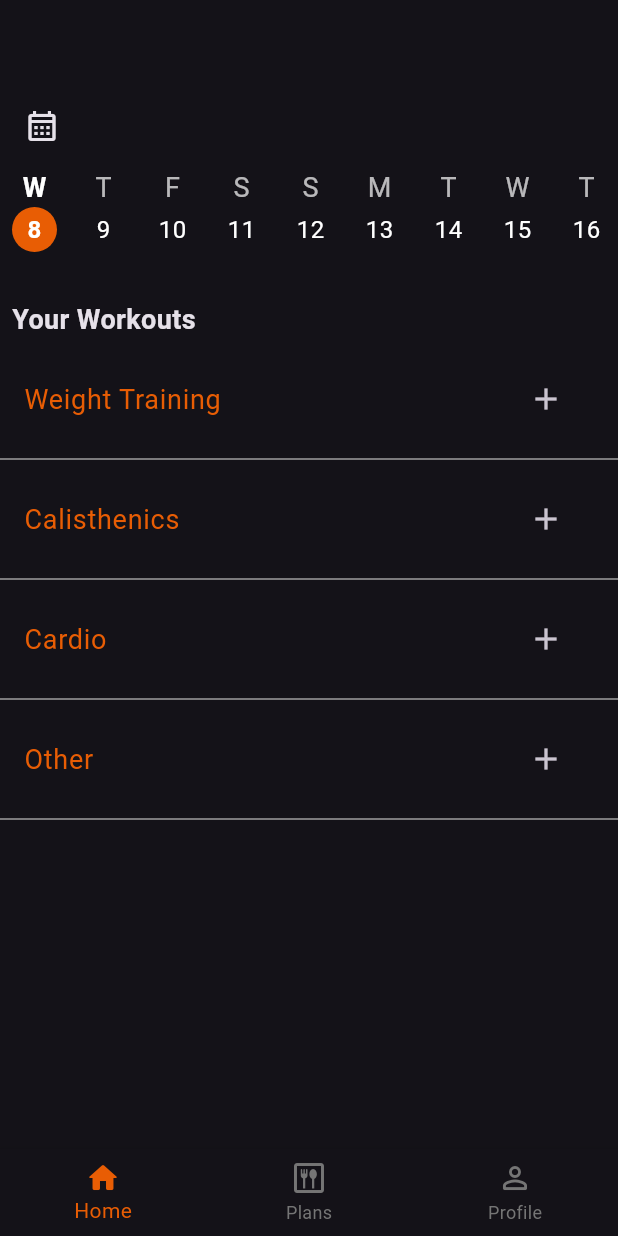
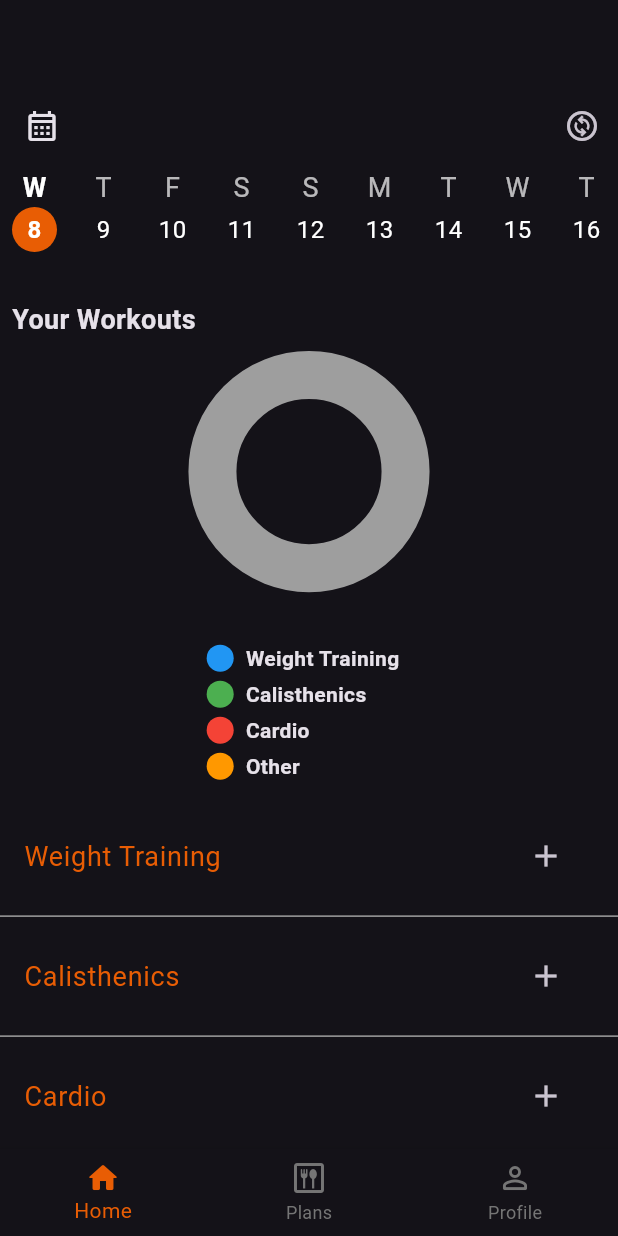
Before and after one commit to Alanvnorcott/GymTrack, a Flutter app: the SimpleBottomNavigation screen opened directly, after a tap on an icon or button, on a phone screen of 412 x 824 dp. Run offline on Flutter 3.47's test engine with Material 3 defaults, Android fonts, the phone set to English and light mode, and no system bars; drawn by our look-alikes of pie_chart; our stand-ins replace concentric_transition, image_picker, shared_preferences, sqflite, table_calendar; missing offline and left inert: mailer; accounts and stored records are empty.

Commit message:
I think i'm done???

```diff
--- a/lib/home_page.dart
+++ b/lib/home_page.dart
@@ -5,6 +5,7 @@ import 'calendar_page.dart';
 import 'workout_select.dart';
 import 'workout_details.dart';
 import 'database_helper.dart';
+import 'package:pie_chart/pie_chart.dart'; // Importing the pie_chart package
 
 class HomePage extends StatefulWidget {
   final DateTime selectedDate;
@@ -19,6 +20,7 @@ class HomePage extends StatefulWidget {
 class _HomePageState extends State<HomePage> {
   late DateTime selectedDate;
   final DatabaseHelper _databaseHelper = DatabaseHelper();
+  bool useKilograms = true;
 
   @override
   void initState() {
@@ -46,12 +48,10 @@ class _HomePageState extends State<HomePage> {
     }
 
     setState(() {
-      // Assign the loaded workouts map to the widget's workoutsMap
       widget.workoutsMap.clear();
       widget.workoutsMap.addAll(loadedWorkoutsMap);
     });
   }
-
 
   Future<void> _saveWorkoutsToDatabase() async {
     for (final entry in widget.workoutsMap.entries) {
@@ -72,15 +72,11 @@ class _HomePageState extends State<HomePage> {
         };
       }
 
-      // Add the workout to the respective category
       widget.workoutsMap[selectedDate]?[category]?.add(workout);
 
-      // Save the workouts to the database
       _saveWorkoutsToDatabase();
     });
   }
-
-
 
   void _deleteWorkout(Workout workout) {
     setState(() {
@@ -91,6 +87,22 @@ class _HomePageState extends State<HomePage> {
       }
       _saveWorkoutsToDatabase();
     });
+  }
+
+  // Function to calculate workout breakdown for pie chart
+  Map<String, double> calculateWorkoutBreakdown() {
+    Map<String, double> breakdown = {
+      'Weight Training': 0,
+      'Calisthenics': 0,
+      'Cardio': 0,
+      'Other': 0,
+    };
+
+    widget.workoutsMap[selectedDate]?.forEach((category, workouts) {
+      breakdown[category] = workouts.length.toDouble();
+    });
+
+    return breakdown;
   }
 
   @override
@@ -122,6 +134,16 @@ class _HomePageState extends State<HomePage> {
             }
           },
         ),
+        actions: [
+          IconButton(
+            icon: Icon(Icons.change_circle_outlined),
+            onPressed: () {
+              setState(() {
+                useKilograms = !useKilograms;
+              });
+            },
+          ),
+        ],
       ),
       body: Column(
         crossAxisAlignment: CrossAxisAlignment.start,
@@ -136,14 +158,42 @@ class _HomePageState extends State<HomePage> {
           ),
           Expanded(
             child: ListView(
-              children: widget.workoutsMap[selectedDate]?.keys.map((title) {
+              children: [
+                // Pie chart showing workout breakdown
+                Padding(
+                  padding: const EdgeInsets.all(8.0),
+                  child: PieChart(
+                    dataMap: calculateWorkoutBreakdown(),
+                    chartType: ChartType.ring,
+                    colorList: [
+                      Colors.blue,
+                      Colors.green,
+                      Colors.red,
+                      Colors.orange,
+                    ],
+                    chartRadius: MediaQuery.of(context).size.width / 3.2,
+                    ringStrokeWidth: 32,
+                    legendOptions: LegendOptions(
+                      showLegends: true,
+                      legendPosition: LegendPosition.bottom,
+                      legendTextStyle: TextStyle(
+                        fontWeight: FontWeight.bold,
+                        fontSize: 14,
+                      ),
+                    ),
+                  ),
+                ),
+                // Workout sections
+                ...widget.workoutsMap[selectedDate]?.keys.map((title) {
                   return WorkoutSection(
                     title: title,
                     workouts: widget.workoutsMap[selectedDate]?[title] ?? [],
                     onAddWorkout: _addWorkout,
                     onDeleteWorkout: _deleteWorkout,
+                    useKilograms: useKilograms,
                   );
                 }).toList() ?? [],
+              ],
             ),
           ),
         ],
@@ -221,8 +271,9 @@ class _HomePageState extends State<HomePage> {
 class WorkoutSection extends StatefulWidget {
   final String title;
   final List<Workout> workouts;
-  final Function(Workout, String) onAddWorkout; // Modify to accept both arguments
+  final Function(Workout, String) onAddWorkout;
   final Function(Workout) onDeleteWorkout;
+  final bool useKilograms;
 
   const WorkoutSection({
     Key? key,
@@ -230,17 +281,18 @@ class WorkoutSection extends StatefulWidget {
     required this.workouts,
     required this.onAddWorkout,
     required this.onDeleteWorkout,
+    required this.useKilograms,
   }) : super(key: key);
 
   @override
   _WorkoutSectionState createState() => _WorkoutSectionState();
 }
 
-
 class _WorkoutSectionState extends State<WorkoutSection> {
   String workoutName = '';
   int reps = 0;
   int sets = 0;
+  double weight = 0.0;
 
   @override
   Widget build(BuildContext context) {
@@ -258,7 +310,7 @@ class _WorkoutSectionState extends State<WorkoutSection> {
               IconButton(
                 icon: Icon(Icons.add),
                 onPressed: () {
-                  _showAddWorkoutModal(context, widget.title); // Pass category here
+                  _showAddWorkoutModal(context, widget.title);
                 },
               ),
             ],
@@ -277,7 +329,12 @@ class _WorkoutSectionState extends State<WorkoutSection> {
                   children: [
                     Expanded(child: Text(workout.name)),
                     SizedBox(width: 16),
-                    Text('Reps: ${workout.reps}, Sets: ${workout.sets}'),
+                    Text('Reps: ${workout.reps}, Sets: ${workout
+                        .sets}, Weight: ${widget.useKilograms ? workout
+                        .weightInKg.toStringAsFixed(0) : workout.weightInLb
+                        .toStringAsFixed(0)} ${widget.useKilograms
+                        ? 'KG'
+                        : 'LB'}'),
                     IconButton(
                       icon: Icon(Icons.remove_outlined),
                       onPressed: () {
@@ -293,13 +350,26 @@ class _WorkoutSectionState extends State<WorkoutSection> {
     );
   }
 
+  void _showAddWorkoutModal(BuildContext context, String category) {
+    String workoutName = '';
+    int reps = 0;
+    int sets = 0;
+    double weight = 0.0;
 
-  void _showAddWorkoutModal(BuildContext context, String category) { // Accept category parameter
     showModalBottomSheet(
       context: context,
       builder: (context) {
-        return Container(
-          padding: EdgeInsets.all(16.0),
+        return SingleChildScrollView(
+          child: Container(
+            padding: EdgeInsets.only(
+              bottom: MediaQuery
+                  .of(context)
+                  .viewInsets
+                  .bottom + 16.0,
+              left: 16.0,
+              right: 16.0,
+              top: 16.0,
+            ),
             child: Column(
               mainAxisSize: MainAxisSize.min,
               crossAxisAlignment: CrossAxisAlignment.start,
@@ -311,14 +381,13 @@ class _WorkoutSectionState extends State<WorkoutSection> {
                 SizedBox(height: 8),
                 TextField(
                   onChanged: (value) {
-                  setState(() {
                     workoutName = value;
-                  });
                   },
                   decoration: InputDecoration(
                     hintText: 'Enter workout name',
                   ),
                 ),
+                if (reps != 0)
                   SizedBox(height: 16),
                 Text(
                   'Reps:',
@@ -328,11 +397,10 @@ class _WorkoutSectionState extends State<WorkoutSection> {
                 TextFormField(
                   keyboardType: TextInputType.number,
                   onChanged: (value) {
-                  setState(() {
                     reps = int.tryParse(value) ?? 0;
-                  });
                   },
                 ),
+                if (sets != 0)
                   SizedBox(height: 16),
                 Text(
                   'Sets:',
@@ -342,23 +410,43 @@ class _WorkoutSectionState extends State<WorkoutSection> {
                 TextFormField(
                   keyboardType: TextInputType.number,
                   onChanged: (value) {
-                  setState(() {
                     sets = int.tryParse(value) ?? 0;
-                  });
                   },
+                ),
+                if (weight != 0.0)
+                  SizedBox(height: 16),
+                Text(
+                  'Weight (${widget.useKilograms ? 'KG' : 'LB'}):',
+                  style: TextStyle(fontSize: 18),
+                ),
+                SizedBox(height: 8),
+                TextFormField(
+                  keyboardType: TextInputType.number,
+                  onChanged: (value) {
+                    weight = double.tryParse(value) ?? 0.0;
+                  },
+                  decoration: InputDecoration(
+                    hintText: 'Enter weight',
+                    suffix: Text(widget.useKilograms ? 'KG' : 'LB'),
+                  ),
                 ),
                 SizedBox(height: 16),
                 ElevatedButton(
                   onPressed: () {
-                  if (workoutName.isNotEmpty && reps > 0 && sets > 0) {
+                    if (workoutName.isNotEmpty) {
                       Workout workout = Workout(
                         name: workoutName,
                         reps: reps,
                         sets: sets,
                         intensity: 0,
                         date: DateTime.now(),
+                        weightInKg: widget.useKilograms ? weight : weight /
+                            2.20462,
+                        weightInLb: widget.useKilograms
+                            ? weight * 2.20462
+                            : weight,
                       );
-                    widget.onAddWorkout(workout, category); // Pass both workout and category here
+                      widget.onAddWorkout(workout, category);
                       Navigator.pop(context);
                     }
                   },
@@ -366,6 +454,7 @@ class _WorkoutSectionState extends State<WorkoutSection> {
                 ),
               ],
             ),
+          ),
         );
       },
     );
--- a/lib/profile_page.dart
+++ b/lib/profile_page.dart
@@ -13,7 +13,7 @@ class ProfilePage extends StatefulWidget {
 
 class _ProfilePageState extends State<ProfilePage> {
   String _name = "Your Name";
-  String _username = "@username";
+  String _username = "@email";
   String _bio = "Your Bio";
   File? _image;
 
--- a/lib/workout_details.dart
+++ b/lib/workout_details.dart
@@ -4,10 +4,15 @@ import 'package:flutter/material.dart';
 
 class WorkoutDetails extends StatefulWidget {
   final String workoutName;
-  final DateTime date; // Add date property
+  final DateTime date;
   final Function(Workout) onAddWorkout;
 
-  const WorkoutDetails({Key? key, required this.workoutName, required this.date, required this.onAddWorkout}) : super(key: key);
+  const WorkoutDetails({
+    Key? key,
+    required this.workoutName,
+    required this.date,
+    required this.onAddWorkout,
+  }) : super(key: key);
 
   @override
   _WorkoutDetailsState createState() => _WorkoutDetailsState();
@@ -17,6 +22,7 @@ class _WorkoutDetailsState extends State<WorkoutDetails> {
   int reps = 0;
   int sets = 0;
   double intensity = 3.0;
+  double weight = 0.0; // Add weight variable
 
   @override
   Widget build(BuildContext context) {
@@ -85,18 +91,45 @@ class _WorkoutDetailsState extends State<WorkoutDetails> {
               },
             ),
             SizedBox(height: 20),
+            Text(
+              'Weight:',
+              style: TextStyle(fontSize: 18),
+            ),
+            SizedBox(height: 8),
+            Container(
+              decoration: BoxDecoration(
+                borderRadius: BorderRadius.circular(8),
+                border: Border.all(color: Colors.grey),
+              ),
+              child: TextFormField(
+                keyboardType: TextInputType.number,
+                onChanged: (value) {
+                  setState(() {
+                    weight = double.tryParse(value) ?? 0.0;
+                  });
+                },
+              ),
+            ),
+            SizedBox(height: 20),
             Center(
               child: ElevatedButton(
                 onPressed: () {
+                  if (widget.workoutName.isNotEmpty &&
+                      reps > 0 &&
+                      sets > 0 &&
+                      weight > 0.0) {
                     Workout workout = Workout(
                       name: widget.workoutName,
                       reps: reps,
                       sets: sets,
                       intensity: intensity,
-                    date: widget.date, // Pass date property
+                      date: widget.date,
+                      weightInKg: weight,
+                      weightInLb: weight * 2.20462,
                     );
                     widget.onAddWorkout(workout);
                     Navigator.pop(context);
+                  }
                 },
                 child: Text('Add'),
               ),
@@ -108,20 +141,23 @@ class _WorkoutDetailsState extends State<WorkoutDetails> {
   }
 }
 
-
 class Workout {
   final String name;
   final int reps;
   final int sets;
   final double intensity;
-  final DateTime date; // Add date property
+  final DateTime date;
+  final double weightInKg;
+  final double weightInLb;
 
   Workout({
     required this.name,
     required this.reps,
     required this.sets,
     required this.intensity,
-    required this.date, // Initialize date property in the constructor
+    required this.date,
+    required this.weightInKg,
+    required this.weightInLb,
   });
 
   Map<String, dynamic> toMap() {
@@ -130,7 +166,9 @@ class Workout {
       'reps': reps,
       'sets': sets,
       'intensity': intensity,
-      'date': date.toIso8601String(), // Convert date to string in ISO 8601 format
+      'date': date.toIso8601String(),
+      'weightInKg': weightInKg,
+      'weightInLb': weightInLb,
     };
   }
 }
--- a/pubspec.yaml
+++ b/pubspec.yaml
@@ -40,6 +40,7 @@ dependencies:
   permission_handler: ^9.2.0
   mailer: ^6.1.0
   image_picker: ^0.8.3+3
+  pie_chart: ^5.0.0
 
 
 
```
Also changed, not shown: lib/database_helper.dart (+9 -1 lines), pubspec.lock. Lines whose indentation alone changed are shown as unchanged.
